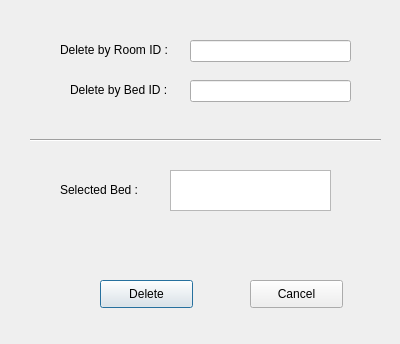
Above: newDesign/roomDeleteBed.ui from SPRYK/DatabaseProject before the change. Below: the same form after it.
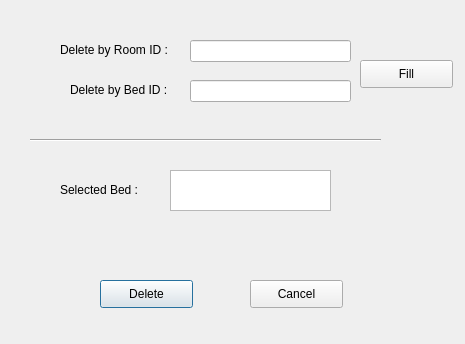
That is the form after the change.

Commit message: delete bed with fill button

```diff
--- a/newDesign/roomDeleteBed.ui
+++ b/newDesign/roomDeleteBed.ui
@@ -6,7 +6,7 @@
    <rect>
     <x>0</x>
     <y>0</y>
-    <width>400</width>
+    <width>465</width>
     <height>344</height>
    </rect>
   </property>
@@ -128,6 +128,19 @@
     <enum>Qt::Horizontal</enum>
    </property>
   </widget>
+  <widget class="QPushButton" name="fill">
+   <property name="geometry">
+    <rect>
+     <x>360</x>
+     <y>60</y>
+     <width>93</width>
+     <height>28</height>
+    </rect>
+   </property>
+   <property name="text">
+    <string>Fill</string>
+   </property>
+  </widget>
  </widget>
  <resources/>
  <connections/>
```
The commit also changes 8 other files.
